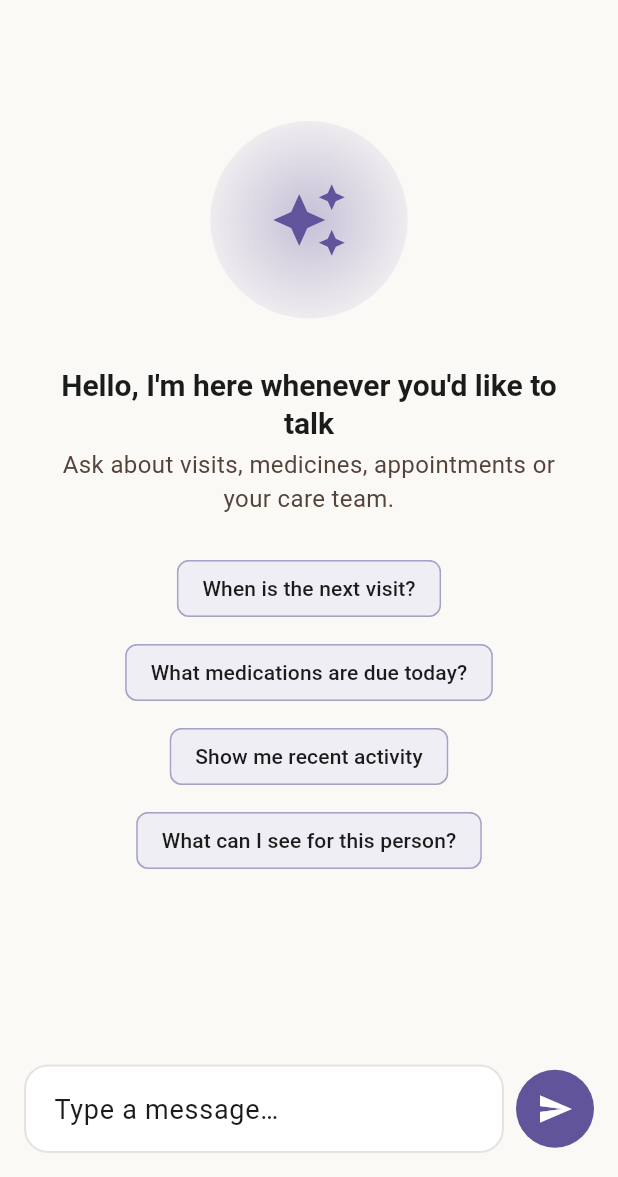
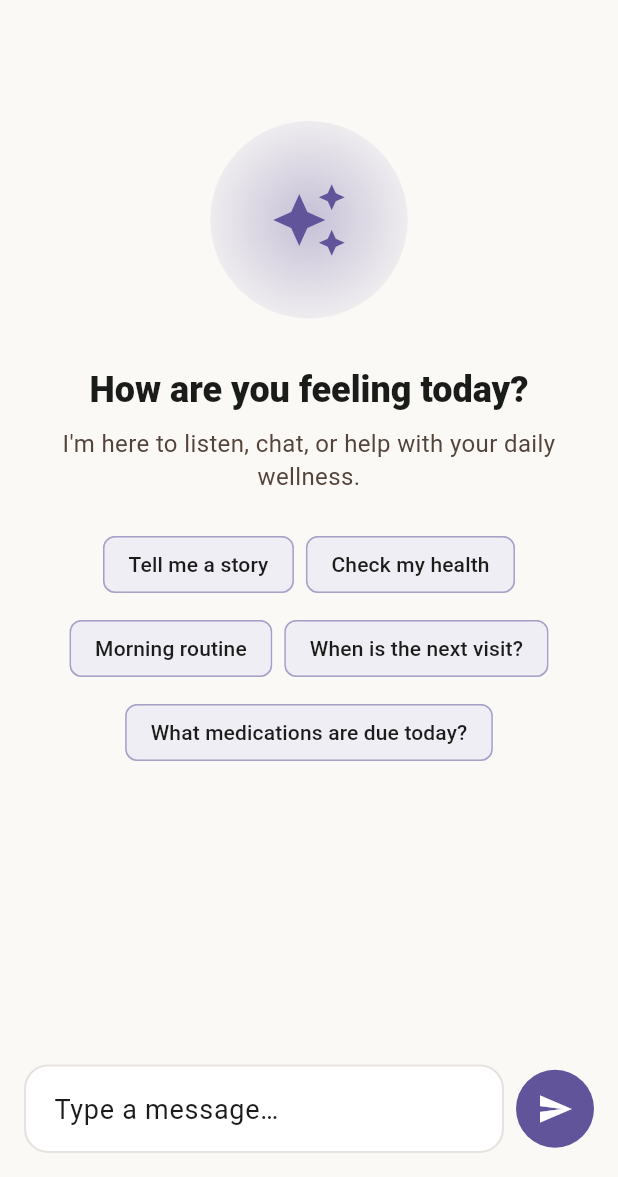
Before and after one commit to MADEMSanjanaSarvani/Elder-Care, a Flutter app: the AssistantScreen screen opened directly with empty values, on a phone screen of 412 x 824 dp, the part 59-1236 px from its top. Run offline on Flutter 3.47's test engine with Material 3 defaults, Android fonts, the phone set to English and light mode, and no system bars; our stand-ins replace file_picker, firebase_core, firebase_messaging, flutter_riverpod, geolocator, go_router and 3 more; accounts and stored records are empty; network calls fail.

Commit message:
UI match (3/n): AI companion landing
Personalised greeting ("How are you feeling today, {name}?") + wellness-
oriented suggestion pills (Tell me a story / Check my health / Morning
routine), matching the Stitch AI-companion design, over the existing
breathing-orb chat.

Co-Authored-By: Claude Opus 4.8 <noreply@anthropic.com>
Claude-Session: https://claude.ai/code/session_01S5DTGMKeQG9VnPQnqENAW4

```diff
--- a/apps/family_elder_app/lib/features/assistant/presentation/assistant_screen.dart
+++ b/apps/family_elder_app/lib/features/assistant/presentation/assistant_screen.dart
@@ -33,10 +33,11 @@ class _AssistantScreenState extends ConsumerState<AssistantScreen> {
   bool _busy = false;
 
   static const _suggestions = [
+    'Tell me a story',
+    'Check my health',
+    'Morning routine',
     'When is the next visit?',
     'What medications are due today?',
-    'Show me recent activity',
-    'What can I see for this person?',
   ];
 
   Future<void> _send(String text) async {
@@ -92,14 +93,26 @@ class _AssistantScreenState extends ConsumerState<AssistantScreen> {
           const SizedBox(height: SetuSpacing.xl),
           const _BreathingOrb(),
           const SizedBox(height: SetuSpacing.xl),
-          Text('Hello, I\'m here whenever you\'d like to talk',
+          Builder(builder: (context) {
+            final elder =
+                ref.watch(elderProfileByIdProvider(widget.elderId)).asData?.value;
+            final name = (elder?['display_name'] as String?)?.trim().split(' ').first;
+            return Text(
+              name != null && name.isNotEmpty
+                  ? 'How are you feeling today, $name?'
+                  : 'How are you feeling today?',
               textAlign: TextAlign.center,
-              style: Theme.of(context).textTheme.titleLarge),
-          const SizedBox(height: SetuSpacing.xs),
+              style: Theme.of(context)
+                  .textTheme
+                  .headlineSmall
+                  ?.copyWith(fontWeight: FontWeight.w800),
+            );
+          }),
+          const SizedBox(height: SetuSpacing.sm),
           const Text(
-            'Ask about visits, medicines, appointments or your care team.',
+            "I'm here to listen, chat, or help with your daily wellness.",
             textAlign: TextAlign.center,
-            style: TextStyle(color: SetuColors.mutedLight),
+            style: TextStyle(color: SetuColors.mutedLight, height: 1.4),
           ),
           const SizedBox(height: SetuSpacing.lg),
           Wrap(
```
